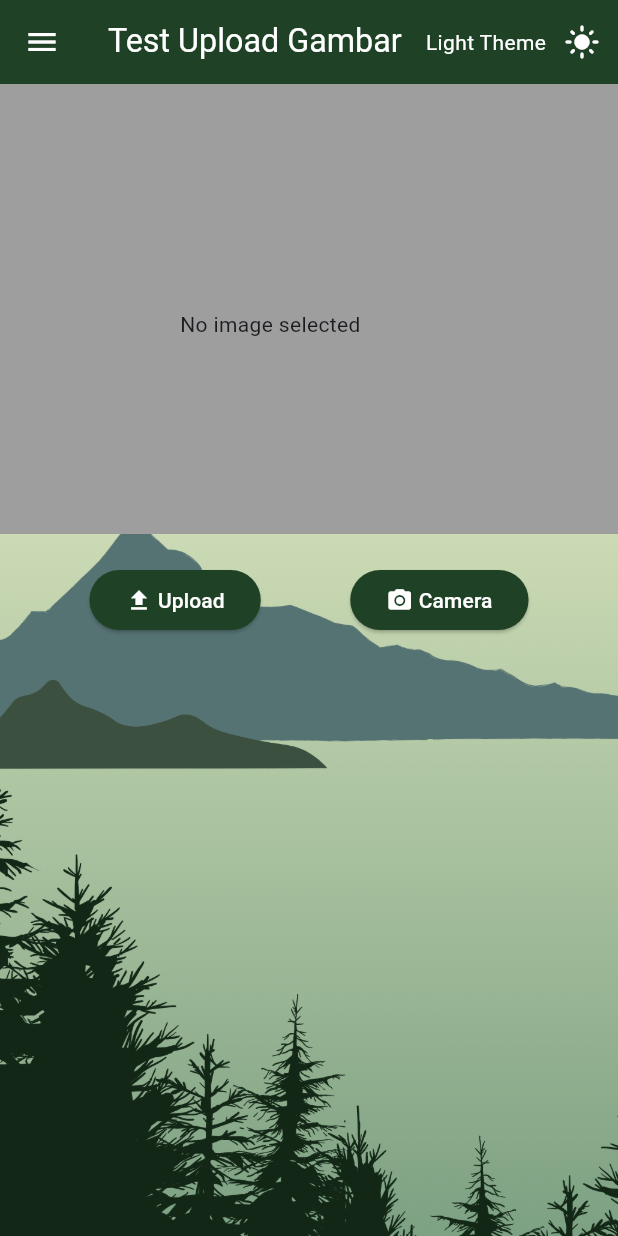
After one commit to asid30/azimutree-flutter, a Flutter app: the screen it shows after launch, in the side drawer, after a tap on "Test Upload Gambar", on a phone screen of 412 x 824 dp. The commit adds this screen. Run offline on Flutter 3.47's test engine with Material 3 defaults, Android fonts, the phone set to English and light mode, and no system bars; our stand-ins replace camera, image_picker; missing offline and left inert: google_mlkit_text_recognition.

Commit message:
feat:
Integrates Test Image Upload page to the app
Updates main.dart and sidebar_widget.dart to include the new page
Modifies test_ocr1_page.dart to load and process images dynamically

Fixes #N/A

```diff
--- a/lib/main.dart
+++ b/lib/main.dart
@@ -3,6 +3,7 @@
 import 'package:azimutree/views/pages/location_map_page.dart';
 import 'package:azimutree/views/pages/manage_data_page.dart';
 import 'package:azimutree/views/pages/scan_label_page.dart';
+import 'package:azimutree/views/pages/test_imgupload_page.dart';
 import 'package:azimutree/views/pages/test_ocr1_page.dart';
 import 'package:azimutree/views/pages/test_ocr2_page.dart';
 import 'package:azimutree/views/pages/tutorial_page.dart';
@@ -34,6 +35,7 @@
     "tutorial_page": TutorialPage(),
     "test_ocr_page1": TestOcrGoogleMlKitPage(),
     "test_ocr_page2": TestOcrGoogleVisionApiPage(),
+    "test_imgupload_page": TestImageUploadPage(),
   };
   //* Title of Pages
   final Map<String?, String?> titleOfPages = {
@@ -44,6 +46,7 @@
     "tutorial_page": "Panduan Aplikasi",
     "test_ocr_page1": "Test OCR Google ML Kit",
     "test_ocr_page2": "Test OCR Google Vision API",
+    "test_imgupload_page": "Test Upload Gambar",
   };
 
   @override
--- /dev/null
+++ b/lib/views/pages/test_imgupload_page.dart
@@ -0,0 +1,101 @@
+import 'dart:io';
+import 'package:flutter/material.dart';
+import 'package:image_picker/image_picker.dart';
+
+class TestImageUploadPage extends StatefulWidget {
+  const TestImageUploadPage({super.key});
+
+  @override
+  State<TestImageUploadPage> createState() => _TestImageUploadPageState();
+}
+
+class _TestImageUploadPageState extends State<TestImageUploadPage> {
+  String imagePath = "assets/images/sample.png";
+
+  File? _image;
+
+  Future<void> _pickImage() async {
+    final picker = ImagePicker();
+    final pickedFile = await picker.pickImage(source: ImageSource.gallery);
+
+    if (pickedFile != null) {
+      setState(() {
+        _image = File(pickedFile.path);
+      });
+    }
+  }
+
+  Future<void> _cameraImage() async {
+    final picker = ImagePicker();
+    final pickedFile = await picker.pickImage(source: ImageSource.camera);
+
+    if (pickedFile != null) {
+      setState(() {
+        _image = File(pickedFile.path);
+      });
+    }
+  }
+
+  @override
+  Widget build(BuildContext context) {
+    return Column(
+      children: [
+        if (_image != null)
+          Image.file(
+            _image!,
+            width: double.infinity,
+            height: 300,
+            fit: BoxFit.cover,
+          )
+        else
+          Stack(
+            children: [
+              Container(color: Colors.grey, height: 300),
+              Positioned(top: 150, left: 120, child: Text("No image selected")),
+            ],
+          ),
+
+        SizedBox(height: 20),
+        Row(
+          mainAxisAlignment: MainAxisAlignment.spaceEvenly,
+          children: [
+            ElevatedButton(
+              onPressed: () {
+                setState(() {
+                  _pickImage();
+                });
+              },
+              style: ElevatedButton.styleFrom(
+                backgroundColor: Color(0xFF1F4226),
+              ),
+              child: Row(
+                mainAxisSize: MainAxisSize.min,
+                children: [
+                  Icon(Icons.upload, color: Colors.white),
+                  Text(" Upload", style: TextStyle(color: Colors.white)),
+                ],
+              ),
+            ),
+            ElevatedButton(
+              onPressed: () {
+                setState(() {
+                  _cameraImage();
+                });
+              },
+              style: ElevatedButton.styleFrom(
+                backgroundColor: Color(0xFF1F4226),
+              ),
+              child: Row(
+                mainAxisSize: MainAxisSize.min,
+                children: [
+                  Icon(Icons.camera_alt, color: Colors.white),
+                  Text(" Camera", style: TextStyle(color: Colors.white)),
+                ],
+              ),
+            ),
+          ],
+        ),
+      ],
+    );
+  }
+}
--- a/lib/views/widgets/sidebar_widget.dart
+++ b/lib/views/widgets/sidebar_widget.dart
@@ -55,6 +55,11 @@
               Divider(),
               ListTile(
                 leading: Icon(Icons.developer_mode),
+                title: Text('Test Upload Gambar'),
+                onTap: () => _selectPage(context, "test_imgupload_page"),
+              ),
+              ListTile(
+                leading: Icon(Icons.developer_mode),
                 title: Text('Test OCR Google ML Kit'),
                 onTap: () => _selectPage(context, "test_ocr_page1"),
               ),
--- a/pubspec.yaml
+++ b/pubspec.yaml
@@ -14,6 +14,7 @@
   http: ^1.3.0 # HTTP requests
   path_provider: ^2.1.1 # File system access
   path: ^1.9.0 # File path manipulation
+  image_picker: ^1.1.2 # Image picker
 
 dev_dependencies:
   flutter_test:
```
Also changed, not shown: lib/views/pages/test_ocr1_page.dart (+8 -5 lines), pubspec.lock, 5 other files.
